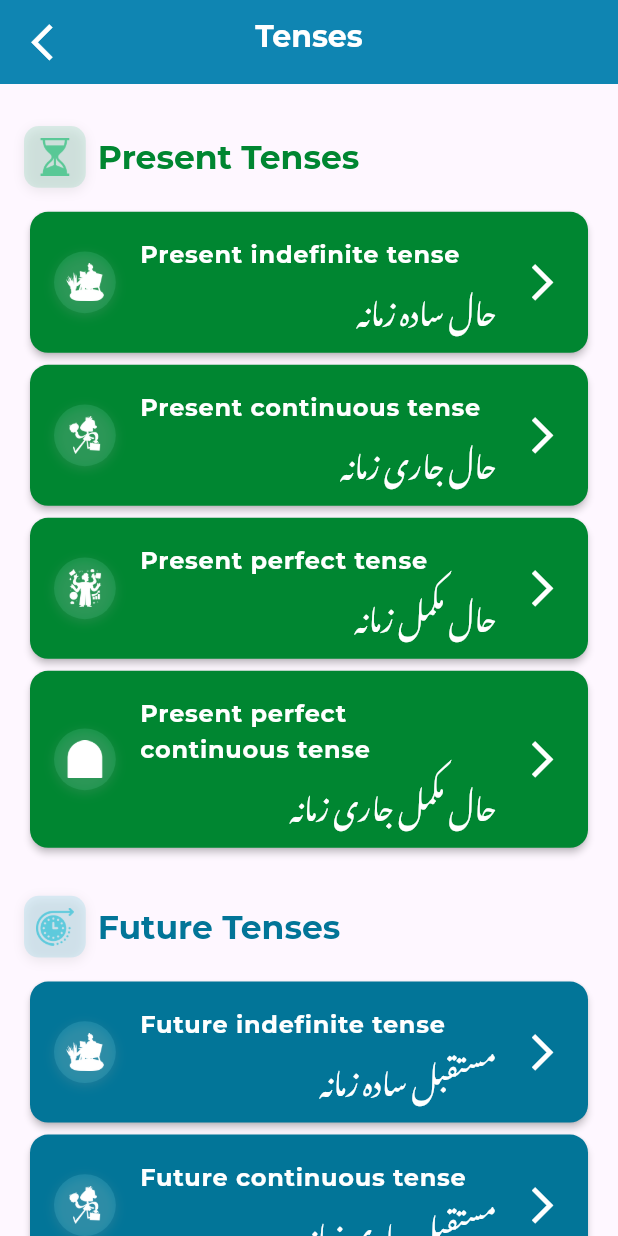
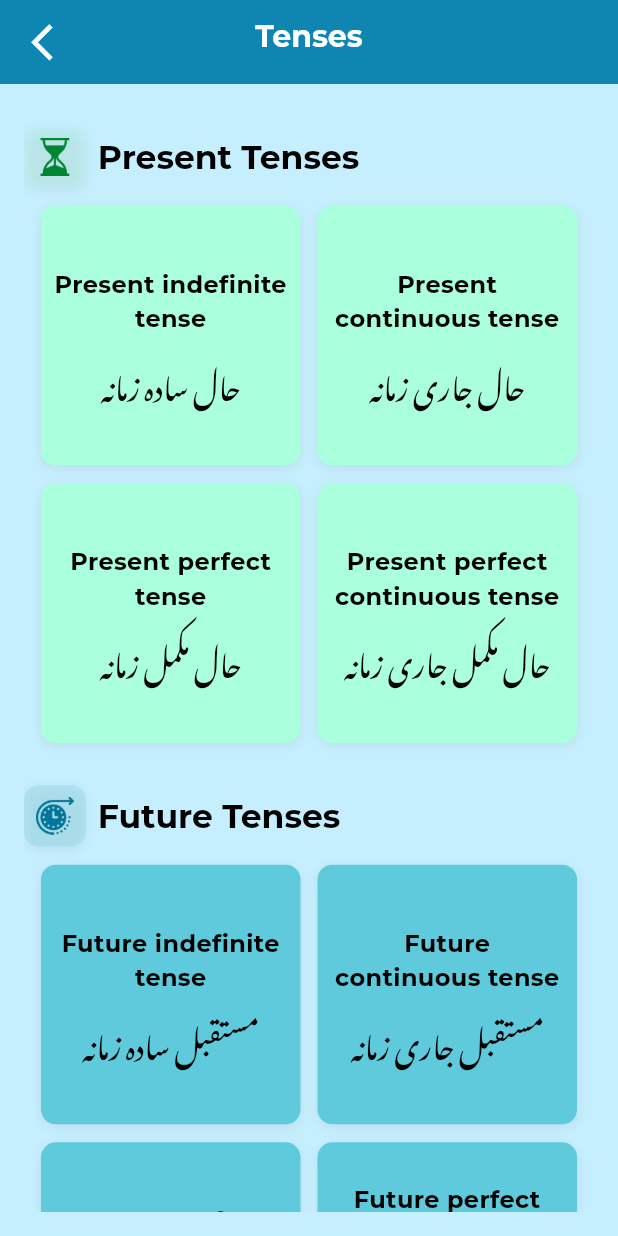
Before and after one commit to hamza-flutterdev/english_grammar, a Flutter app: the TensesListView screen opened by its route, on a phone screen of 412 x 824 dp. Run offline on Flutter 3.47's test engine with Material 3 defaults, Android fonts, the phone set to English and light mode, and no system bars; our stand-ins replace carousel_slider, device_preview, flutter_tts, fluttertoast, get, google_fonts and 6 more; missing offline and left inert: panara_dialogs; accounts and stored records are empty; project files that could hold a hidden picture were left out.

Commit message:
02/07/2025 - 5:56 pm

```diff
--- a/lib/core/theme/app_colors.dart
+++ b/lib/core/theme/app_colors.dart
@@ -20,7 +20,7 @@ const kSilver = Color(0xff999898);
 const kGreenColor = Color(0xff00AB3F);
 const kDarkGreenColor = Color(0xff008631);
 const kBrightTeal = Color(0xFF5ECADC);
-const kMintGreen = Color(0xFF59C896);
+const kMintGreen = Color(0xFFAAFFDC);
 const kDeepTeal = Color(0xFF007163);
 
 //blue
@@ -41,7 +41,7 @@ const kYellow = Color(0xffFFBB00);
 const kGold = Color(0xffCEA247);
 const kWarmGold = Color(0xFFEFB75E);
 const kCoral = Color(0xFFFA7F72);
-const kLightCoral = Color(0xFFEF5E5E);
+const kLightCoral = Color(0xFFFFB8B8);
 const kDeepCoral = Color(0xFFAA1803);
 const kChocoBrown = Color(0xFF8B4513);
 
--- a/lib/presentation/conversation_category/controller/conversation_category_controller.dart
+++ b/lib/presentation/conversation_category/controller/conversation_category_controller.dart
@@ -1,4 +1,3 @@
-// ConversationCategoryController - Updated to trigger cache refresh
 import 'package:flutter/foundation.dart';
 import 'package:get/get.dart';
 import '../../../core/data/database/db_helper.dart';
--- a/lib/presentation/grammar_categories/controller/grammar_categories_controller.dart
+++ b/lib/presentation/grammar_categories/controller/grammar_categories_controller.dart
@@ -8,6 +8,7 @@ class GrammarCategoriesController extends GetxController {
 
   var items = <Map<String, dynamic>>[].obs;
   var isLoading = true.obs;
+  var showUrdu = false.obs;
 
   @override
   void onInit() {
@@ -36,6 +37,10 @@ class GrammarCategoriesController extends GetxController {
     }
   }
 
+  void toggleUrdu() {
+    showUrdu.value = !showUrdu.value;
+  }
+
   void resetItems() {
     items.value = _initialItems;
   }
--- a/lib/presentation/tenses/controller/tenses_controller.dart
+++ b/lib/presentation/tenses/controller/tenses_controller.dart
@@ -90,7 +90,7 @@ class TensesController extends GetxController {
       ],
       icon: 'assets/images/tense-img/past.png',
       containerColor: kDeepCoral,
-      iconColor: kLightCoral,
+      iconColor: kCoral,
     ),
   ];
 
--- a/lib/presentation/tenses_list/view/tenses_list_view.dart
+++ b/lib/presentation/tenses_list/view/tenses_list_view.dart
@@ -1,5 +1,6 @@
 import 'package:english_grammer/core/constants/constant.dart';
 import 'package:english_grammer/core/theme/app_styles.dart';
+import 'package:english_grammer/core/widgets/icon_buttons.dart';
 import 'package:flutter/material.dart';
 import 'package:get/get.dart';
 import '../../../core/routes/app_routes.dart';
@@ -15,22 +16,21 @@ class TensesListView extends StatelessWidget {
     final controller = Get.put(TensesController());
 
     return Scaffold(
+      backgroundColor: bgColor,
       appBar: CustomAppBar(subtitle: 'Tenses'),
-      body: Column(
-        children: [
-          Expanded(
-            child: ListView.builder(
-              padding: const EdgeInsets.all(kBodyHp),
-              itemCount: controller.tenseGroups.length,
-              itemBuilder: (context, sectionIndex) {
-                final tenseGroup = controller.tenseGroups[sectionIndex];
-                return Column(
-                  crossAxisAlignment: CrossAxisAlignment.start,
-                  children: [
+      body: Builder(
+        builder: (context) {
+          final List<Widget> sections = [];
+
+          for (
+            int groupIndex = 0;
+            groupIndex < controller.tenseGroups.length;
+            groupIndex++
+          ) {
+            final tenseGroup = controller.tenseGroups[groupIndex];
+            sections.add(
               Padding(
-                      padding: const EdgeInsets.symmetric(
-                        vertical: kElementGap,
-                      ),
+                padding: const EdgeInsets.symmetric(vertical: kElementGap),
                 child: Row(
                   children: [
                     Container(
@@ -38,14 +38,12 @@ class TensesListView extends StatelessWidget {
                       height: primaryIcon(context),
                       padding: EdgeInsets.all(kElementInnerGap),
                       decoration: roundedDecoration.copyWith(
-                              color: tenseGroup.iconColor.withValues(
-                                alpha: 0.2,
-                              ),
+                        color: tenseGroup.iconColor.withValues(alpha: 0.2),
                       ),
                       child: Center(
                         child: Image.asset(
                           tenseGroup.icon,
-                                color: tenseGroup.iconColor,
+                          color: tenseGroup.containerColor,
                         ),
                       ),
                     ),
@@ -53,89 +51,147 @@ class TensesListView extends StatelessWidget {
                     Expanded(
                       child: Text(
                         tenseGroup.heading,
-                              style: Theme.of(
-                                context,
-                              ).textTheme.titleLarge?.copyWith(
+                        style: Theme.of(context).textTheme.titleLarge?.copyWith(
                           fontWeight: FontWeight.bold,
-                                color: tenseGroup.containerColor,
+                          color: kBlack,
                         ),
                       ),
                     ),
                   ],
                 ),
               ),
+            );
+            final List<Widget> rows = [];
+            for (int i = 0; i < tenseGroup.categories.length; i += 2) {
+              final rowItems = <TenseItem>[];
 
-                    ...List.generate(tenseGroup.categories.length, (index) {
-                      final englishName = tenseGroup.categories[index];
-                      final urduName = tenseGroup.categoriesUrdu[index];
-                      final tenseType = controller.getTenseType(index);
+              for (
+                int j = i;
+                j < i + 2 && j < tenseGroup.categories.length;
+                j++
+              ) {
+                final englishName = tenseGroup.categories[j];
+                final urduName = tenseGroup.categoriesUrdu[j];
+                final tenseType = controller.getTenseType(j);
 
-                      return Card(
-                        color: tenseGroup.containerColor,
-                        elevation: 2,
-                        shape: RoundedRectangleBorder(
-                          borderRadius: BorderRadius.circular(12),
-                        ),
-                        child: ListTile(
-                          contentPadding: kContentPadding,
-                          leading: Container(
-                            width: primaryIcon(context),
-                            height: primaryIcon(context),
-                            padding: EdgeInsets.all(kElementInnerGap),
-                            decoration: roundedDecoration.copyWith(
-                              color: tenseGroup.iconColor.withValues(
-                                alpha: 0.2,
-                              ),
-                              borderRadius: BorderRadius.circular(25),
-                            ),
-                            child: Center(
-                              child: Image.asset(
-                                tenseType.image,
-                                color: kWhite,
-                              ),
-                            ),
-                          ),
-                          title: Column(
-                            crossAxisAlignment: CrossAxisAlignment.stretch,
-                            children: [
-                              Text(
-                                englishName,
-                                style: titleSmallBoldStyle.copyWith(
-                                  color: kWhite,
-                                ),
-                              ),
-                              const SizedBox(height: kElementInnerGap),
-                              Text(
-                                urduName,
-                                textAlign: TextAlign.right,
-                                style: urduBodyLargeStyle.copyWith(
-                                  color: kWhite,
-                                ),
-                              ),
-                            ],
-                          ),
-                          trailing: Icon(
-                            Icons.arrow_forward_ios,
-                            color: kWhite,
-                            size: secondaryIcon(context),
-                          ),
+                rowItems.add(
+                  TenseItem(
+                    assetPath: tenseType.image,
+                    englishText: englishName,
+                    urduText: urduName,
+                    iconColor: tenseGroup.iconColor,
+                    backgroundColor: tenseGroup.iconColor,
                     onTap: () {
                       Get.toNamed(
                         AppRoutes.tensesCategories,
-                              arguments: controller.currentCategory[index],
+                        arguments: controller.currentCategory[j],
                       );
                     },
                   ),
                 );
-                    }),
-                    const SizedBox(height: kBodyHp),
-                  ],
+              }
+
+              rows.add(TenseRow(items: rowItems));
+              if (i + 2 < tenseGroup.categories.length) {
+                rows.add(SizedBox(height: kElementGap));
+              }
+            }
+
+            sections.addAll(rows);
+
+            // Add spacing between groups
+            if (groupIndex < controller.tenseGroups.length - 1) {
+              sections.add(SizedBox(height: kBodyHp));
+            }
+          }
+
+          return Padding(
+            padding: const EdgeInsets.all(kBodyHp),
+            child: SingleChildScrollView(child: Column(children: sections)),
           );
         },
-            ),
-          ),
-        ],
       ),
     );
   }
 }
+
+class TenseRow extends StatelessWidget {
+  final List<TenseItem> items;
+
+  const TenseRow({super.key, required this.items});
+
+  @override
+  Widget build(BuildContext context) {
+    return Row(
+      mainAxisAlignment: MainAxisAlignment.spaceEvenly,
+      children: items.map((item) => TenseColumn(item: item)).toList(),
+    );
+  }
+}
+
+class TenseColumn extends StatelessWidget {
+  final TenseItem item;
+
+  const TenseColumn({super.key, required this.item});
+
+  @override
+  Widget build(BuildContext context) {
+    return GestureDetector(
+      onTap: item.onTap,
+      child: Container(
+        width: mobileWidth(context) * 0.42,
+        height: mobileWidth(context) * 0.42,
+        padding: const EdgeInsets.all(kElementInnerGap),
+        decoration: roundedDecoration.copyWith(color: item.backgroundColor),
+        child: Column(
+          mainAxisAlignment: MainAxisAlignment.center,
+          children: [
+            // ImageActionButton(
+            //   width: mobileWidth(context) * 0.37,
+            //   height: mobileWidth(context) * 0.37,
+            //   padding: EdgeInsets.all(kElementInnerGap),
+            //   backgroundColor: item.iconColor.withValues(alpha: 0.2),
+            //   borderRadius: BorderRadius.circular(25),
+            //   assetPath: item.assetPath,
+            // ),
+            //
+            // SizedBox(height: kElementInnerGap),
+            Text(
+              item.englishText,
+              style: titleSmallBoldStyle,
+              textAlign: TextAlign.center,
+              maxLines: 2,
+              overflow: TextOverflow.ellipsis,
+            ),
+            SizedBox(height: kBodyHp),
+            Text(
+              item.urduText,
+              style: urduBodyLargeStyle,
+              textAlign: TextAlign.center,
+              maxLines: 2,
+              overflow: TextOverflow.ellipsis,
+            ),
+          ],
+        ),
+      ),
+    );
+  }
+}
+
+class TenseItem {
+  final String assetPath;
+  final String englishText;
+  final String urduText;
+  final Color iconColor;
+  final Color backgroundColor;
+  final VoidCallback onTap;
+
+  const TenseItem({
+    required this.assetPath,
+    required this.englishText,
+    required this.urduText,
+    required this.iconColor,
+    required this.backgroundColor,
+    required this.onTap,
+  });
+}
--- a/pubspec.yaml
+++ b/pubspec.yaml
@@ -49,6 +49,7 @@ dependencies:
   carousel_slider: ^5.1.1
   step_progress_indicator: ^1.0.2
   google_fonts: ^6.2.1
+  panara_dialogs: ^0.1.5
 
 
 dev_dependencies:
```
Also changed, not shown: lib/core/local_storage/shared_pref.dart (+0 -7 lines), lib/core/widgets/custom_drawer.dart (+125 -71 lines), lib/core/widgets/custom_toast.dart (+54 -54 lines), lib/presentation/grammar_categories/view/grammar_categories_view.dart (+20 -6 lines), pubspec.lock. Lines whose indentation alone changed are shown as unchanged.
